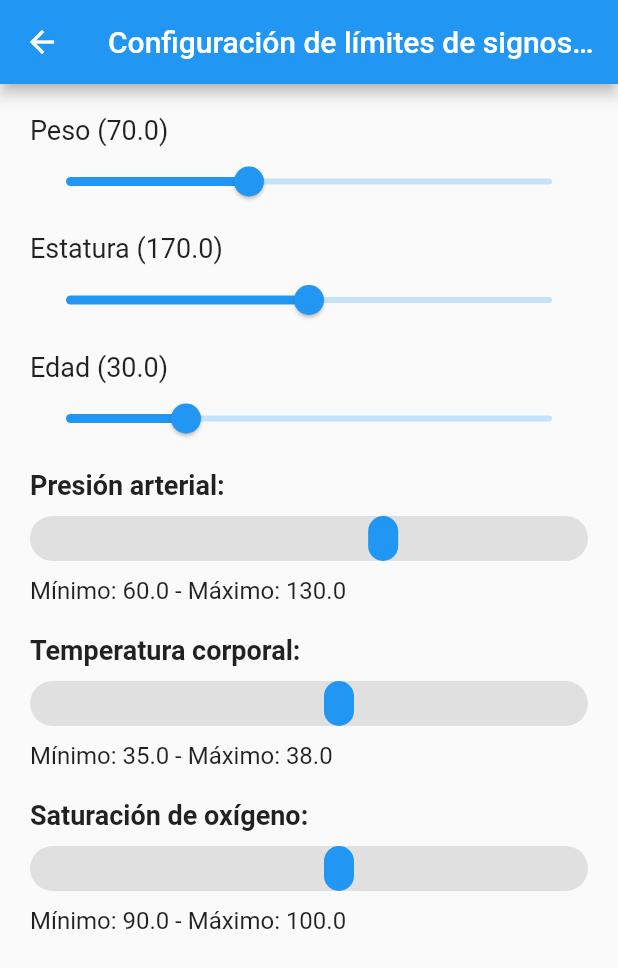
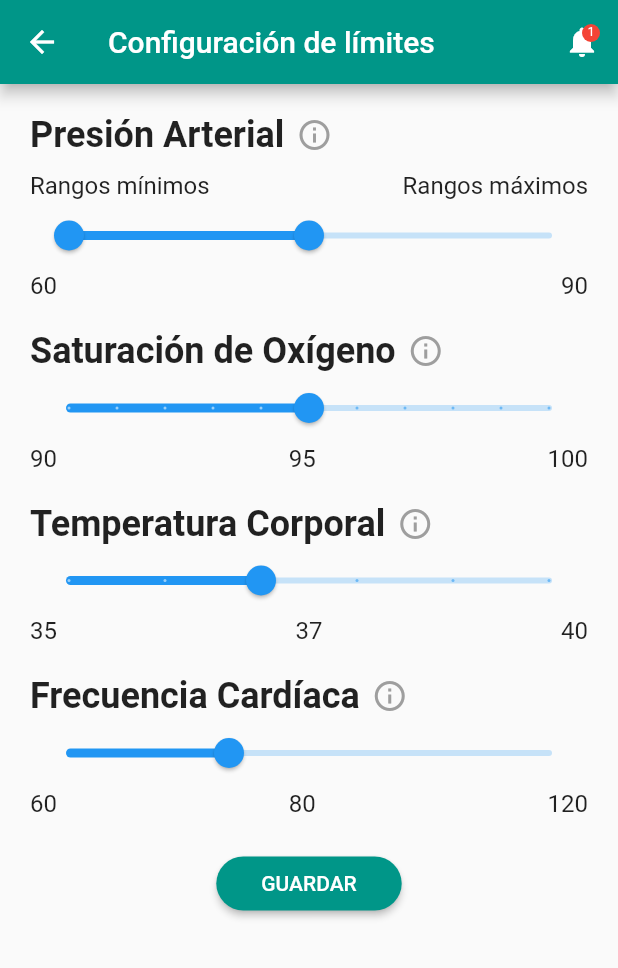
Before and after one commit to ggpachec/PulseraWifiMovil, a Flutter app: the LimitsConfigScreen screen opened directly, on a phone screen of 412 x 824 dp. Shown: the top 968 px of the screen. Run offline on Flutter 3.47's test engine with Material 2 defaults, Android fonts, the phone set to English and light mode, and no system bars; our stand-ins replace flutter_blue_plus, flutter_bluetooth_serial, google_maps_flutter, permission_handler.

Commit message:
pantalla principal secciones

```diff
--- a/sensor_app/lib/config_screen.dart
+++ b/sensor_app/lib/config_screen.dart
@@ -6,99 +6,125 @@ class LimitsConfigScreen extends StatefulWidget {
 }
 
 class _LimitsConfigScreenState extends State<LimitsConfigScreen> {
-  double weight = 70.0; // Peso inicial
-  double height = 170.0; // Estatura inicial
-  double age = 30.0; // Edad inicial
-
   double minPressure = 60.0;
-  double maxPressure = 130.0;
-
-  double minTemperature = 35.0;
-  double maxTemperature = 38.0;
+  double maxPressure = 120.0;
+  RangeValues pressureRange = RangeValues(60, 90);
 
   double minSaturation = 90.0;
   double maxSaturation = 100.0;
+  double saturationValue = 95.0;
 
-  double pressureValue = 100.0;
-  double temperatureValue = 36.5;
-  double saturationValue = 95.0;
+  double minTemperature = 35.0;
+  double maxTemperature = 40.0;
+  double temperatureValue = 37.0;
+
+  double minHeartRate = 60.0;
+  double maxHeartRate = 120.0;
+  double heartRateValue = 80.0;
 
   @override
   Widget build(BuildContext context) {
     return Scaffold(
       appBar: AppBar(
-        title: Text('Configuración de límites de signos vitales'),
+        title: Text('Configuración de límites'),
+        backgroundColor: Colors.teal,
+        actions: [
+          IconButton(
+            icon: Stack(
+              children: [
+                Icon(Icons.notifications),
+                Positioned(
+                  right: 0,
+                  child: Container(
+                    padding: EdgeInsets.all(1),
+                    decoration: BoxDecoration(
+                      color: Colors.red,
+                      borderRadius: BorderRadius.circular(6),
+                    ),
+                    constraints: BoxConstraints(
+                      minWidth: 12,
+                      minHeight: 12,
+                    ),
+                    child: Text(
+                      '1',
+                      style: TextStyle(
+                        color: Colors.white,
+                        fontSize: 8,
+                      ),
+                      textAlign: TextAlign.center,
+                    ),
+                  ),
+                ),
+              ],
+            ),
+            onPressed: () {
+              Navigator.pushNamed(context, '/alerts');
+            },
+          ),
+        ],
       ),
       body: SingleChildScrollView(
         padding: EdgeInsets.all(20.0),
         child: Column(
           crossAxisAlignment: CrossAxisAlignment.start,
           children: <Widget>[
-            _buildSlider(
-              'Peso',
-              weight,
-              40.0,
-              120.0,
-              (value) {
+            _buildTitle('Presión Arterial', 'Rangos mínimos', 'Rangos máximos'),
+            _buildRangeSlider(
+              'Presión Arterial',
+              pressureRange,
+              minPressure,
+              maxPressure,
+              (RangeValues newRange) {
                 setState(() {
-                  weight = value;
+                  pressureRange = newRange;
                 });
               },
             ),
+            _buildTitle('Saturación de Oxígeno'),
             _buildSlider(
-              'Estatura',
-              height,
-              120.0,
-              220.0,
-              (value) {
+              saturationValue,
+              minSaturation,
+              maxSaturation,
+              (newValue) {
                 setState(() {
-                  height = value;
+                  saturationValue = newValue;
                 });
               },
             ),
+            _buildTitle('Temperatura Corporal'),
             _buildSlider(
-              'Edad',
-              age,
-              1.0,
-              120.0,
-              (value) {
+              temperatureValue,
+              minTemperature,
+              maxTemperature,
+              (newValue) {
                 setState(() {
-                  age = value;
+                  temperatureValue = newValue;
                 });
               },
             ),
-            _buildSignLimit(
-              'Presión arterial',
-              minPressure,
-              maxPressure,
-              pressureValue,
-              (value) {
+            _buildTitle('Frecuencia Cardíaca'),
+            _buildSlider(
+              heartRateValue,
+              minHeartRate,
+              maxHeartRate,
+              (newValue) {
                 setState(() {
-                  pressureValue = value;
+                  heartRateValue = newValue;
                 });
               },
             ),
-            _buildSignLimit(
-              'Temperatura corporal',
-              minTemperature,
-              maxTemperature,
-              temperatureValue,
-              (value) {
-                setState(() {
-                  temperatureValue = value;
-                });
-              },
-            ),
-            _buildSignLimit(
-              'Saturación de oxígeno',
-              minSaturation,
-              maxSaturation,
-              saturationValue,
-              (value) {
-                setState(() {
-                  saturationValue = value;
-                });
-              },
+            Center(
+              child: ElevatedButton(
+                onPressed: () {},
+                child: Text('GUARDAR'),
+                style: ElevatedButton.styleFrom(
+                  primary: Colors.teal,
+                  shape: RoundedRectangleBorder(
+                    borderRadius: BorderRadius.circular(30),
+                  ),
+                  padding: EdgeInsets.symmetric(horizontal: 30, vertical: 10),
+                ),
+              ),
             ),
           ],
         ),
@@ -106,8 +132,68 @@ class _LimitsConfigScreenState extends State<LimitsConfigScreen> {
     );
   }
 
+  Widget _buildTitle(String title, [String? minLabel, String? maxLabel]) {
+    return Column(
+      crossAxisAlignment: CrossAxisAlignment.start,
+      children: [
+        Row(
+          children: [
+            Text(
+              title,
+              style: TextStyle(fontSize: 24, fontWeight: FontWeight.bold),
+            ),
+            SizedBox(width: 8),
+            Icon(Icons.info_outline, color: Colors.grey),
+          ],
+        ),
+        if (minLabel != null && maxLabel != null) ...[
+          SizedBox(height: 10),
+          Row(
+            mainAxisAlignment: MainAxisAlignment.spaceBetween,
+            children: [
+              Text(minLabel, style: TextStyle(fontSize: 16)),
+              Text(maxLabel, style: TextStyle(fontSize: 16)),
+            ],
+          ),
+        ],
+      ],
+    );
+  }
+
+  Widget _buildRangeSlider(
+    String label,
+    RangeValues values,
+    double min,
+    double max,
+    ValueChanged<RangeValues> onChanged,
+  ) {
+    return Column(
+      crossAxisAlignment: CrossAxisAlignment.start,
+      children: [
+        RangeSlider(
+          values: values,
+          min: min,
+          max: max,
+          divisions: (max - min).toInt(),
+          labels: RangeLabels(
+            values.start.round().toString(),
+            values.end.round().toString(),
+          ),
+          onChanged: onChanged,
+        ),
+        Row(
+          mainAxisAlignment: MainAxisAlignment.spaceBetween,
+          children: [
+            Text('${values.start.round()}', style: TextStyle(fontSize: 16)),
+            Text('${values.end.round()}', style: TextStyle(fontSize: 16)),
+          ],
+        ),
+        SizedBox(height: 20),
+      ],
+    );
+  }
+
   Widget _buildSlider(
-    String label,
     double value,
     double min,
     double max,
@@ -115,106 +201,25 @@ class _LimitsConfigScreenState extends State<LimitsConfigScreen> {
   ) {
     return Column(
       crossAxisAlignment: CrossAxisAlignment.start,
-      children: <Widget>[
-        Text(
-          '$label (${value.toStringAsFixed(1)})',
-          style: TextStyle(fontSize: 18),
-        ),
+      children: [
         Slider(
           value: value,
           min: min,
           max: max,
           divisions: (max - min).toInt(),
+          label: value.round().toString(),
           onChanged: onChanged,
         ),
-        SizedBox(height: 10),
-      ],
-    );
-  }
-
-  Widget _buildSignLimit(
-    String label,
-    double minLimit,
-    double maxLimit,
-    double value,
-    ValueChanged<double> onChanged,
-  ) {
-    return Column(
-      crossAxisAlignment: CrossAxisAlignment.start,
-      children: <Widget>[
-        Text(
-          '$label:',
-          style: TextStyle(fontSize: 18, fontWeight: FontWeight.bold),
-        ),
-        SizedBox(height: 10),
-        Container(
-          height: 30,
-          decoration: BoxDecoration(
-            borderRadius: BorderRadius.circular(15),
-            color: Colors.grey[300],
-          ),
-          child: Stack(
-            children: <Widget>[
-              Positioned(
-                left: _calculatePosition(minLimit, maxLimit, minLimit),
-                child: Container(
-                  width: 5,
-                  height: 30,
-                  color: Colors.red,
-                ),
-              ),
-              Positioned(
-                left: _calculatePosition(minLimit, maxLimit, value),
-                child: GestureDetector(
-                  onHorizontalDragUpdate: (details) {
-                    double newValue = _calculateValue(
-                      minLimit,
-                      maxLimit,
-                      details.localPosition.dx,
-                      context,
-                    );
-                    onChanged(newValue);
-                  },
-                  child: Container(
-                    width: 20,
-                    height: 30,
-                    decoration: BoxDecoration(
-                      borderRadius: BorderRadius.circular(10),
-                      color: Colors.blue,
-                    ),
-                  ),
-                ),
-              ),
-              Positioned(
-                left: _calculatePosition(minLimit, maxLimit, maxLimit),
-                child: Container(
-                  width: 5,
-                  height: 30,
-                  color: Colors.red,
-                ),
-              ),
-            ],
-          ),
-        ),
-        SizedBox(height: 10),
-        Text(
-          'Mínimo: ${minLimit.toStringAsFixed(1)} - Máximo: ${maxLimit.toStringAsFixed(1)}',
-          style: TextStyle(fontSize: 16),
+        Row(
+          mainAxisAlignment: MainAxisAlignment.spaceBetween,
+          children: [
+            Text('${min.round()}', style: TextStyle(fontSize: 16)),
+            Text('${value.round()}', style: TextStyle(fontSize: 16)),
+            Text('${max.round()}', style: TextStyle(fontSize: 16)),
+          ],
         ),
         SizedBox(height: 20),
       ],
     );
   }
-
-  double _calculatePosition(double min, double max, double value) {
-    return (value - min) / (max - min) * MediaQuery.of(context).size.width - 10;
-  }
-
-  double _calculateValue(
-      double min, double max, double positionX, BuildContext context) {
-    double position = positionX + 10;
-    double width = MediaQuery.of(context).size.width;
-    double value = (position / width) * (max - min) + min;
-    return value.clamp(min, max);
-  }
 }
```
Also changed, not shown: sensor_app/lib/main.dart (+0 -140 lines), sensor_app/lib/sensors.dart (added, +111 -0 lines).
